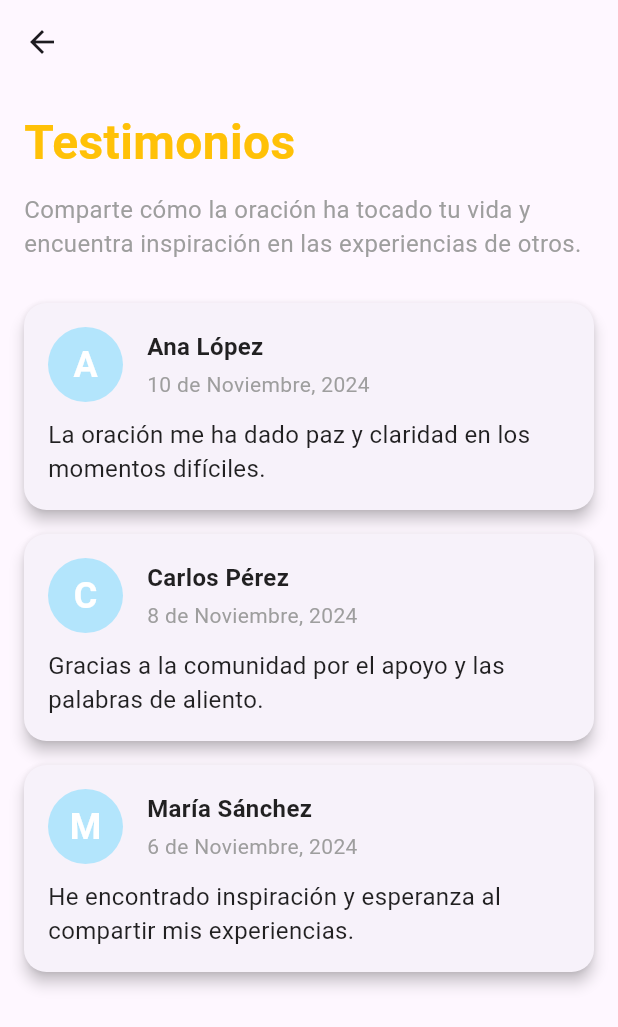
After one commit to Noha09/new_project_sem, a Flutter app: the TestimoniosPage screen opened by its route, on a phone screen of 412 x 824 dp. The commit adds this screen. Shown: the top 1027 px of the screen. Run offline on Flutter 3.47's test engine with Material 3 defaults, Android fonts, the phone set to English and light mode, and no system bars; our stand-ins replace cloud_firestore, firebase_core; accounts and stored records are empty.

Commit message:
pagina de testimonios
cree el ambiente para la pagina de testimonios

```diff
--- a/lib/main.dart
+++ b/lib/main.dart
@@ -8,6 +8,7 @@ import 'package:crudfluter/pages/home_page.dart';
 import 'package:crudfluter/pages/login_page.dart';
 import 'package:crudfluter/pages/register_page.dart';
 import 'package:crudfluter/pages/index.dart';
+import 'package:crudfluter/pages/testimonios.dart';
 
 void main() async {
   WidgetsFlutterBinding.ensureInitialized();
@@ -30,7 +31,8 @@ class MainApp extends StatelessWidget {
         '/register': (context) => const Register(),
         '/': (context) => const Login(),
         '/create': (context) => const Peticiones(),
-        '/index': (context) => const IndexPage()
+        '/index': (context) => const IndexPage(),
+        '/testimonios': (context) =>  TestimoniosPage()
       },
     );
   }
--- a/lib/pages/index.dart
+++ b/lib/pages/index.dart
@@ -121,6 +121,16 @@ class IndexPage extends StatelessWidget {
                 },
               ),
               const SizedBox(height: 20),
+              _buildOptionCard(
+                icon: Icons.comment,
+                title: 'Testimonios',
+                description:
+                    'Comparte cómo la oración ha tocado tu vida y encuentra inspiración en las experiencias de otros.',
+                color: Colors.lightBlue,
+                onTap: () {
+                  Navigator.pushNamed(context, '/testimonios', arguments: {'userId': userId});
+                },
+              ),
             ],
           ),
         ),
--- /dev/null
+++ b/lib/pages/testimonios.dart
@@ -0,0 +1,138 @@
+import 'package:flutter/material.dart';
+
+class TestimoniosPage extends StatelessWidget {
+  final List<Map<String, String>> testimonios = [
+    {
+      'usuario': 'Ana López',
+      'testimonio': 'La oración me ha dado paz y claridad en los momentos difíciles.',
+      'fecha': '10 de Noviembre, 2024'
+    },
+    {
+      'usuario': 'Carlos Pérez',
+      'testimonio': 'Gracias a la comunidad por el apoyo y las palabras de aliento.',
+      'fecha': '8 de Noviembre, 2024'
+    },
+    {
+      'usuario': 'María Sánchez',
+      'testimonio': 'He encontrado inspiración y esperanza al compartir mis experiencias.',
+      'fecha': '6 de Noviembre, 2024'
+    },
+  ];
+
+  TestimoniosPage({super.key});
+
+  @override
+  Widget build(BuildContext context) {
+    return Scaffold(
+      appBar: AppBar(
+        title: const Text(''),
+      ),
+      body: Padding(
+        padding: const EdgeInsets.all(16.0),
+        child: Column(
+          crossAxisAlignment: CrossAxisAlignment.start,
+          children: [
+            const Text(
+              'Testimonios',
+              style: TextStyle(
+                fontSize: 32,
+                fontWeight: FontWeight.bold,
+                color: Color(0xFFFFC107),
+              ),
+            ),
+            const SizedBox(height: 10),
+            const Text(
+              'Comparte cómo la oración ha tocado tu vida y encuentra inspiración en las experiencias de otros.',
+              style: TextStyle(
+                fontSize: 16,
+                color: Colors.grey,
+              ),
+            ),
+            const SizedBox(height: 20),
+            Expanded(
+              child: ListView.builder(
+                itemCount: testimonios.length,
+                itemBuilder: (context, index) {
+                  final testimonio = testimonios[index];
+                  return _buildTestimonioCard(
+                    usuario: testimonio['usuario']!,
+                    testimonio: testimonio['testimonio']!,
+                    fecha: testimonio['fecha']!,
+                  );
+                },
+              ),
+            ),
+          ],
+        ),
+      ),
+    );
+  }
+
+  Widget _buildTestimonioCard({
+    required String usuario,
+    required String testimonio,
+    required String fecha,
+  }) {
+    return Card(
+      shape: RoundedRectangleBorder(
+        borderRadius: BorderRadius.circular(15.0),
+      ),
+      elevation: 4,
+      margin: const EdgeInsets.symmetric(vertical: 8),
+      child: Padding(
+        padding: const EdgeInsets.all(16.0),
+        child: Column(
+          crossAxisAlignment: CrossAxisAlignment.start,
+          children: [
+            Row(
+              children: [
+                CircleAvatar(
+                  radius: 25,
+                  backgroundColor: Colors.lightBlue[100],
+                  child: Text(
+                    usuario[0],
+                    style: const TextStyle(
+                      fontSize: 24,
+                      fontWeight: FontWeight.bold,
+                      color: Colors.white,
+                    ),
+                  ),
+                ),
+                const SizedBox(width: 16),
+                Column(
+                  crossAxisAlignment: CrossAxisAlignment.start,
+                  children: [
+                    Text(
+                      usuario,
+                      style: const TextStyle(
+                        fontWeight: FontWeight.bold,
+                        fontSize: 16,
+                        color: Colors.black87,
+                      ),
+                    ),
+                    const SizedBox(height: 4),
+                    Text(
+                      fecha,
+                      style: const TextStyle(
+                        color: Colors.grey,
+                        fontSize: 14,
+                      ),
+                    ),
+                  ],
+                ),
+              ],
+            ),
+            const SizedBox(height: 10),
+            Text(
+              testimonio,
+              style: const TextStyle(
+                fontSize: 16,
+                color: Colors.black87,
+              ),
+            ),
+          ],
+        ),
+      ),
+    );
+  }
+}
```
Also changed, not shown: lib/pages/peticiones_admin.dart (deleted, +0 -90 lines).
